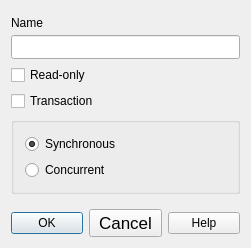
Qt form lavape/src/LavaPE_UI/idd_initbox.ui (berkus/lavape) before a commit.
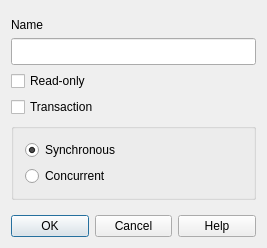
The same form after that commit.

```diff
--- a/lavape/src/LavaPE_UI/idd_initbox.ui
+++ b/lavape/src/LavaPE_UI/idd_initbox.ui
@@ -5,7 +5,7 @@
    <rect>
     <x>0</x>
     <y>0</y>
-    <width>251</width>
+    <width>267</width>
     <height>248</height>
    </rect>
   </property>
@@ -179,17 +179,6 @@
          <height>0</height>
         </size>
        </property>
-       <property name="font" >
-        <font>
-         <family>Lucida Grande</family>
-         <pointsize>13</pointsize>
-         <weight>50</weight>
-         <italic>false</italic>
-         <bold>false</bold>
-         <underline>false</underline>
-         <strikeout>false</strikeout>
-        </font>
-       </property>
        <property name="focusPolicy" >
         <enum>Qt::StrongFocus</enum>
        </property>
```
